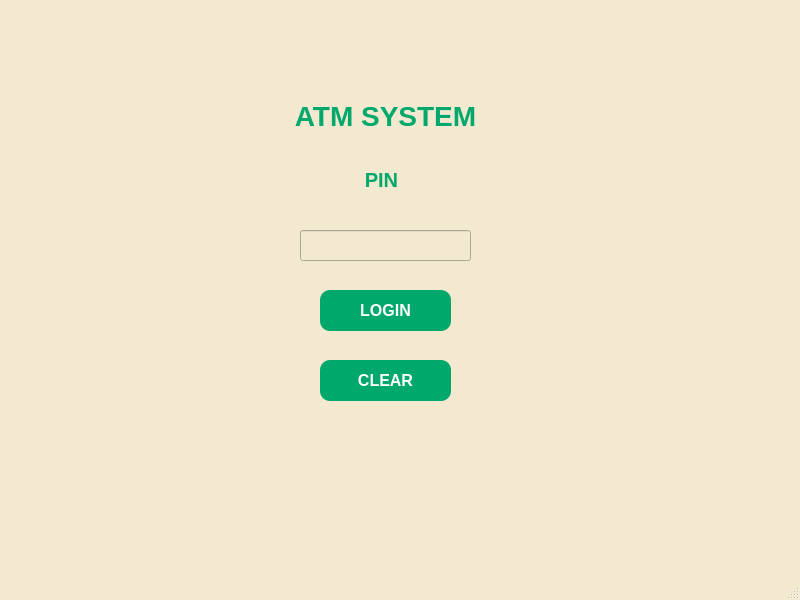
siddhi-bughani/ATM, file mainwindow.ui: the form before one commit.
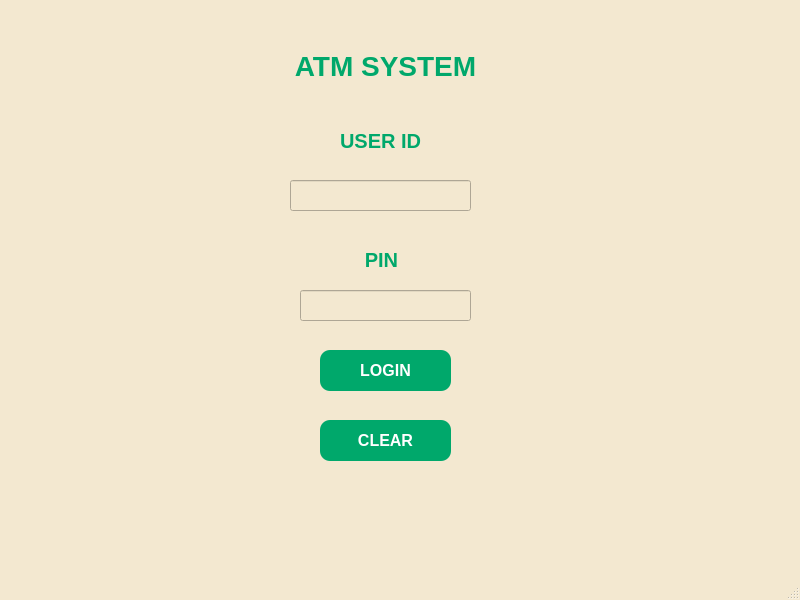
The form after the commit.

Commit message: did login page

Diff of the .ui file:
```diff
--- a/mainwindow.ui
+++ b/mainwindow.ui
@@ -28,7 +28,7 @@
     <property name="geometry">
      <rect>
       <x>250</x>
-      <y>90</y>
+      <y>40</y>
       <width>271</width>
       <height>51</height>
      </rect>
@@ -44,7 +44,7 @@
     color: #00A86B;
     font-size: 28px;
     font-weight: bold;
-text-allign:center;
+text-align:center;
 }</string>
     </property>
     <property name="text">
@@ -58,7 +58,7 @@
     <property name="geometry">
      <rect>
       <x>350</x>
-      <y>170</y>
+      <y>250</y>
       <width>63</width>
       <height>20</height>
      </rect>
@@ -81,17 +81,22 @@
     <property name="geometry">
      <rect>
       <x>300</x>
-      <y>230</y>
-      <width>171</width>
-      <height>31</height>
-     </rect>
-    </property>
-   </widget>
-   <widget class="QPushButton" name="pushButton">
-    <property name="geometry">
-     <rect>
-      <x>320</x>
       <y>290</y>
+      <width>171</width>
+      <height>31</height>
+     </rect>
+    </property>
+    <property name="styleSheet">
+     <string notr="true">QLineEdit {
+    color: black;
+}</string>
+    </property>
+   </widget>
+   <widget class="QPushButton" name="login">
+    <property name="geometry">
+     <rect>
+      <x>320</x>
+      <y>350</y>
       <width>131</width>
       <height>41</height>
      </rect>
@@ -123,7 +128,7 @@
     <property name="geometry">
      <rect>
       <x>320</x>
-      <y>360</y>
+      <y>420</y>
       <width>131</width>
       <height>41</height>
      </rect>
@@ -151,6 +156,41 @@
      <string>CLEAR</string>
     </property>
    </widget>
+   <widget class="QLabel" name="label_3">
+    <property name="geometry">
+     <rect>
+      <x>340</x>
+      <y>130</y>
+      <width>81</width>
+      <height>21</height>
+     </rect>
+    </property>
+    <property name="styleSheet">
+     <string notr="true">QLabel {
+    color: #00A86B;
+    font-size: 20px;
+    font-weight: bold;
+}</string>
+    </property>
+    <property name="text">
+     <string>USER ID</string>
+    </property>
+   </widget>
+   <widget class="QLineEdit" name="id">
+    <property name="geometry">
+     <rect>
+      <x>290</x>
+      <y>180</y>
+      <width>181</width>
+      <height>31</height>
+     </rect>
+    </property>
+    <property name="styleSheet">
+     <string notr="true">QLineEdit {
+    color: black;
+}</string>
+    </property>
+   </widget>
   </widget>
   <widget class="QMenuBar" name="menubar">
    <property name="geometry">
```
Left out of the diff: 4 changed lines with no effect on the pictures. The commit also changes 13 other files.
